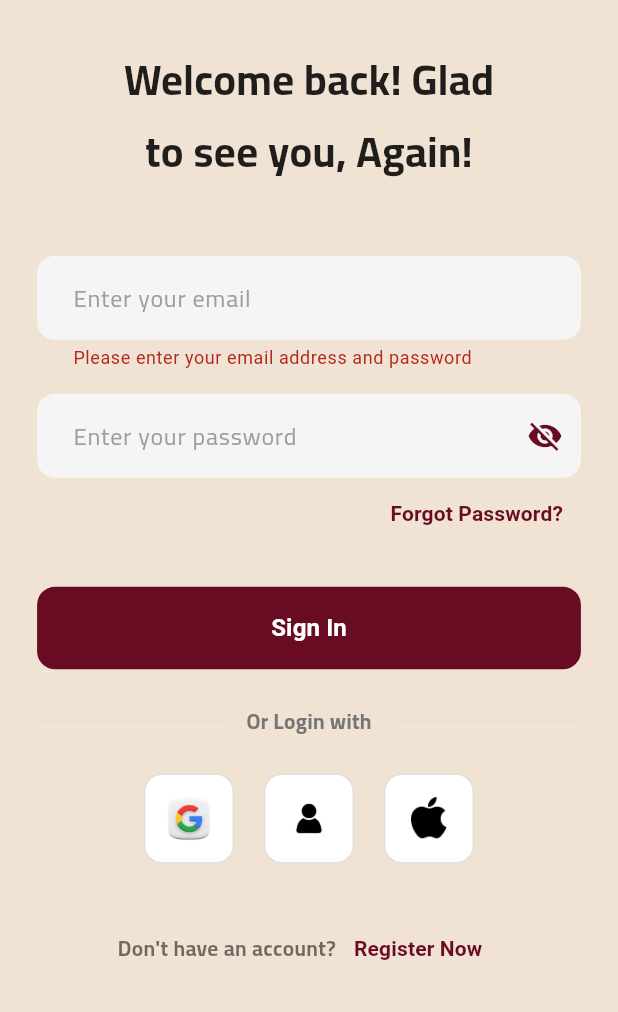
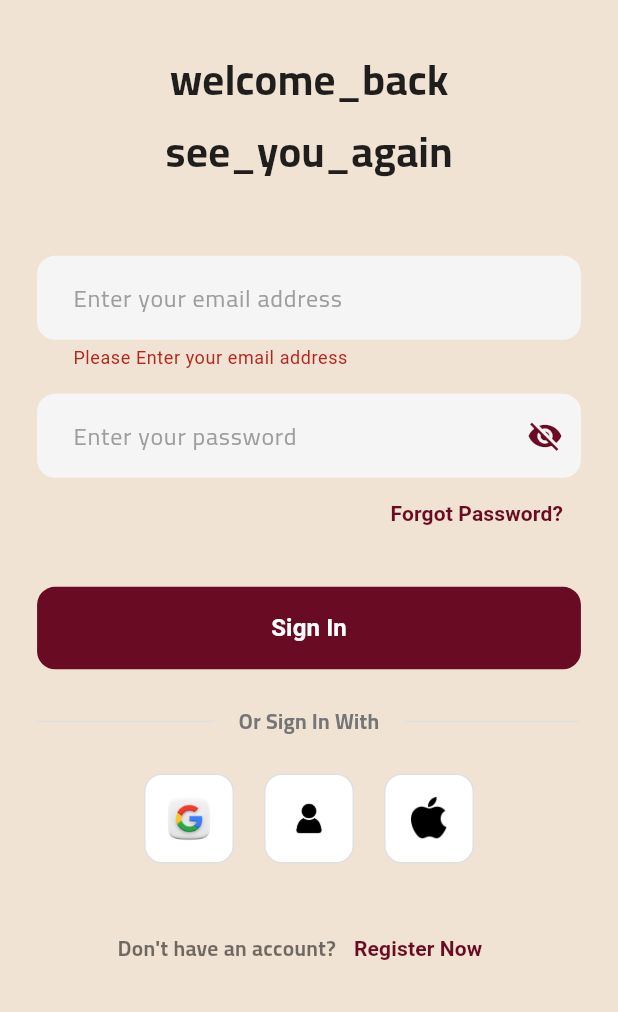
Before and after one commit to MosalahDJ/TradeLaw, a Flutter app: the screen it shows after launch, after a tap on "Sign In", on a phone screen of 412 x 824 dp, the part 224-1236 px from its top. Run offline on Flutter 3.47's test engine with Material 3 defaults, Android fonts, the light colour scheme and no system bars; our stand-ins replace awesome_dialog, get, shared_preferences.

Commit message:
refactor(login): replace hardcoded strings with translation keys
Refactored the login page to use translation keys instead of hardcoded strings for better localization support. This change ensures that all text elements can be easily translated without modifying the codebase.

```diff
--- a/lib/core/localization/translations.dart
+++ b/lib/core/localization/translations.dart
@@ -20,7 +20,6 @@
       'leave_app': 'Do you want to exit TradeLaw?',
       'log_out': 'Log Out',
       'error': 'Error',
-      // 'email_verification': 'Email Verification',
       "unknown_error": "An unknown error occurred",
       "success": "Success",
       'create_account': 'Create Your Account',
@@ -109,3 +108,20 @@
     },
   };
 }
+
+
+
+/*
+are_you_sure,
+yes,
+no,
+welcome_back:"Welcome back! Glad",
+see_you_again:"to see you, Again!",
+
+
+
+
+
+
+
+*/
--- a/lib/features/view/auth/login page/widgets/login_body.dart
+++ b/lib/features/view/auth/login page/widgets/login_body.dart
@@ -39,7 +39,7 @@
                 // Welcome Text
                 Center(
                   child: Text(
-                    "Welcome back! Glad".tr,
+                    "welcome_back".tr,
                     style: TextStyle(
                       fontSize: 28,
                       fontWeight: FontWeight.bold,
@@ -50,7 +50,7 @@
                 SizedBox(height: 8),
                 Center(
                   child: Text(
-                    "to see you, Again!".tr,
+                    "see_you_again".tr,
                     style: TextStyle(
                       fontSize: 28,
                       fontWeight: FontWeight.bold,
@@ -66,11 +66,12 @@
                   key: txtvalctrl.loginemailstate,
                   child: _buildTextField(
                     controller: loginctrl.emailController,
-                    hintText: "Enter your email".tr,
+                    hintText: "enter_email".tr,
                     focusNode: loginctrl.emailFocusNode,
                     keyboardType: TextInputType.emailAddress,
                     validator:
-                        (val) => val!.isEmpty ? "please_enter_email".tr : null,
+                        (val) =>
+                            val!.isEmpty ? "Please ${"enter_email".tr}" : null,
                   ),
                 ),
 
@@ -83,13 +84,13 @@
                     builder:
                         (controller) => _buildTextField(
                           controller: loginctrl.passwordController,
-                          hintText: "Enter your password".tr,
+                          hintText: "enter_password".tr,
                           focusNode: loginctrl.passwordFocusNode,
                           obscureText: loginctrl.isPasswordVisible,
                           validator:
                               (val) =>
                                   val!.isEmpty
-                                      ? "please_enter_password".tr
+                                      ? "Please ${"enter_password".tr}"
                                       : null,
                           suffixIcon: IconButton(
                             onPressed: loginctrl.togglePasswordVisibility,
@@ -113,7 +114,7 @@
                       // Forgot password function
                     },
                     child: Text(
-                      "Forgot Password?".tr,
+                      "forgot_password".tr,
                       style: TextStyle(
                         color: Get.isDarkMode ? kmaincolor4 : kmaincolor,
                       ),
@@ -184,7 +185,7 @@
                     Padding(
                       padding: const EdgeInsets.symmetric(horizontal: 16),
                       child: Text(
-                        "Or Login with".tr,
+                        "or_login_with".tr,
                         style: TextStyle(
                           color:
                               Get.isDarkMode
```
